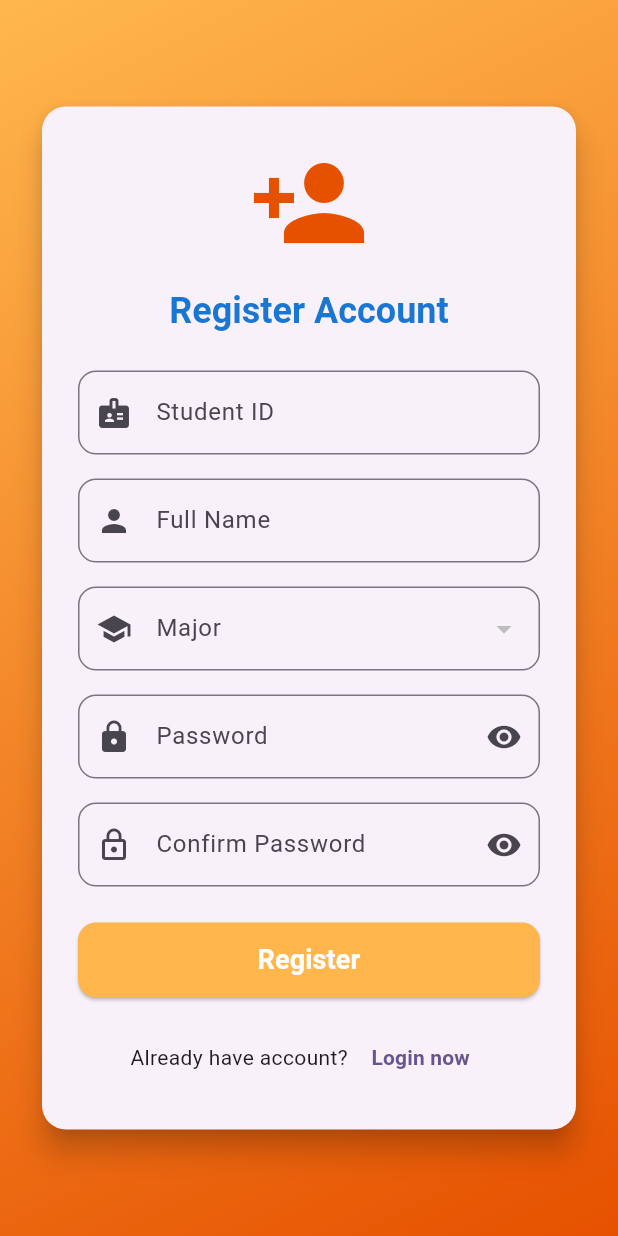
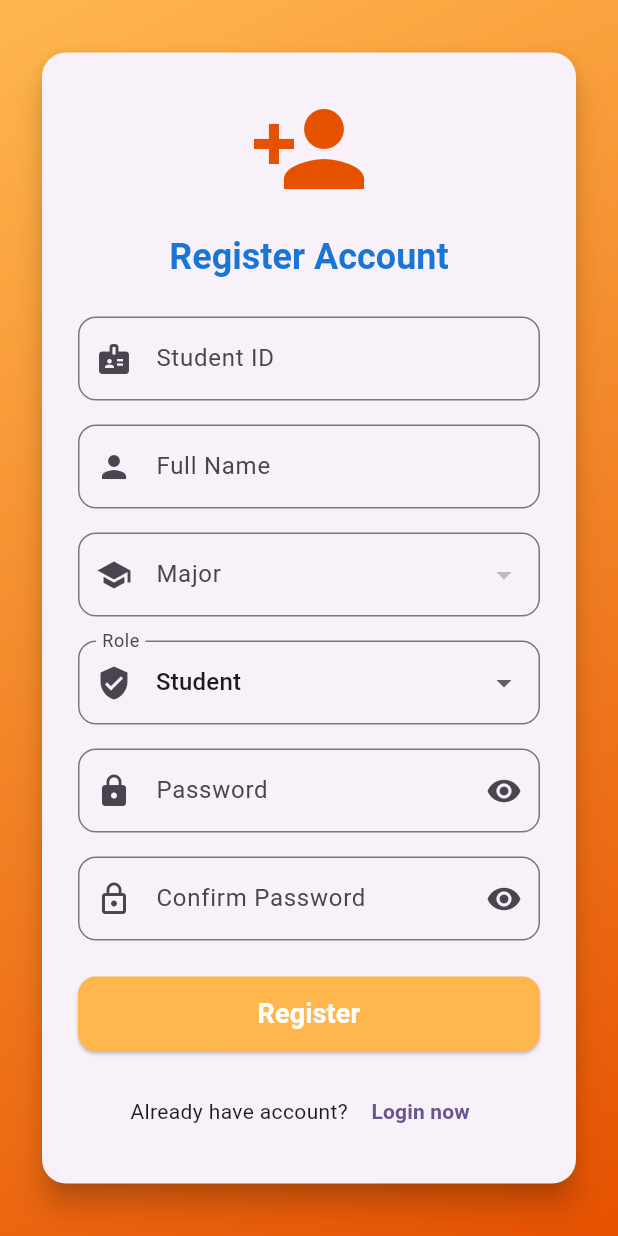
Before and after one commit to QuocAn108/PE_PT_PRM392, a Flutter app: the screen it shows after launch, after a tap on "Register now", on a phone screen of 412 x 824 dp. Run offline on Flutter 3.47's test engine with Material 3 defaults, Android fonts, the phone set to English and light mode, and no system bars; our stand-ins replace flutter_contacts, flutter_dotenv, flutter_map, geocoding, image_picker, latlong2 and 1 more; accounts and stored records are empty.

Commit message:
feat: add choose role when register

```diff
--- a/lib/Repository/account_repository.dart
+++ b/lib/Repository/account_repository.dart
@@ -25,18 +25,18 @@ class AuthRepository {
     return null;
   }
 
-  Future<bool> register(Student student, String password) async {
+  Future<bool> register(Student student, String password, [UserRole role = UserRole.student]) async {
     final existingAccount = await _accountDao.getById(student.id!);
     if (existingAccount != null) {
       return false;
     }
 
-    // Create account with default role = student
+    // Create account with provided role (default = student)
     Account newAccount = Account(
       username: student.id!,
       password: password,
       studentId: student.id!,
-      role: 'student',
+      role: role.toDbString(),
     );
 
     await _studentDao.insert(student);
--- a/lib/View/login_view.dart
+++ b/lib/View/login_view.dart
@@ -76,10 +76,15 @@ class _LoginViewState extends State<LoginView> {
                     child: Column(
                       mainAxisSize: MainAxisSize.min,
                       children: [
-                        Icon(
-                          Icons.school,
-                          size: 80,
-                          color: AppColors.primaryDark,
+                        // Use app logo image instead of icon
+                        ClipRRect(
+                          borderRadius: BorderRadius.circular(12),
+                          child: Image.asset(
+                            'lib/Resources/images/logoPE.png',
+                            width: 80,
+                            height: 80,
+                            fit: BoxFit.cover,
+                          ),
                         ),
                         const SizedBox(height: 16),
                         Text(
--- a/lib/View/register_view.dart
+++ b/lib/View/register_view.dart
@@ -4,6 +4,7 @@ import '../../Model/student.dart';
 import '../../ViewModel/Services/auth_viewmodel.dart';
 import '../../ViewModel/Services/student_viewmodel.dart';
 import '../Utils/app_colors.dart';
+import '../../Model/user_role.dart';
 
 class RegisterView extends StatefulWidget {
   const RegisterView({super.key});
@@ -22,6 +23,8 @@ class _RegisterViewState extends State<RegisterView> {
   final _confirmPasswordController = TextEditingController();
 
   String? _selectedMaNganh;
+  // New: role selection (default to Student)
+  UserRole _selectedRole = UserRole.student;
   bool _obscurePassword = true;
   bool _obscureConfirmPassword = true;
 
@@ -57,9 +60,11 @@ class _RegisterViewState extends State<RegisterView> {
         avatarPath: null,
       );
 
+      // Pass selected role to registration
       final success = await authViewModel.register(
         newStudent,
         _passwordController.text,
+        _selectedRole,
       );
 
       if (mounted) {
@@ -190,6 +195,31 @@ class _RegisterViewState extends State<RegisterView> {
                         ),
                         const SizedBox(height: 16),
 
+                        // Role selection
+                        DropdownButtonFormField<UserRole>(
+                          value: _selectedRole,
+                          decoration: InputDecoration(
+                            labelText: 'Role',
+                            prefixIcon: const Icon(Icons.verified_user),
+                            border: OutlineInputBorder(
+                              borderRadius: BorderRadius.circular(12),
+                            ),
+                          ),
+                          items: UserRole.values.map((role) {
+                            return DropdownMenuItem(
+                              value: role,
+                              child: Text(role.displayName),
+                            );
+                          }).toList(),
+                          onChanged: (value) {
+                            if (value == null) return;
+                            setState(() {
+                              _selectedRole = value;
+                            });
+                          },
+                        ),
+                        const SizedBox(height: 16),
+
                         // Password
                         TextFormField(
                           controller: _passwordController,
--- a/lib/ViewModel/Services/auth_viewmodel.dart
+++ b/lib/ViewModel/Services/auth_viewmodel.dart
@@ -54,13 +54,13 @@ class AuthViewModel extends ChangeNotifier {
     }
   }
 
-  Future<bool> register(Student sv, String password) async {
+  Future<bool> register(Student sv, String password, [UserRole role = UserRole.student]) async {
     _isLoading = true;
     _errorMessage = null;
     notifyListeners();
 
     try {
-      final success = await _authRepository.register(sv, password);
+      final success = await _authRepository.register(sv, password, role);
       if (success) {
         _isLoading = false;
         notifyListeners();
```
